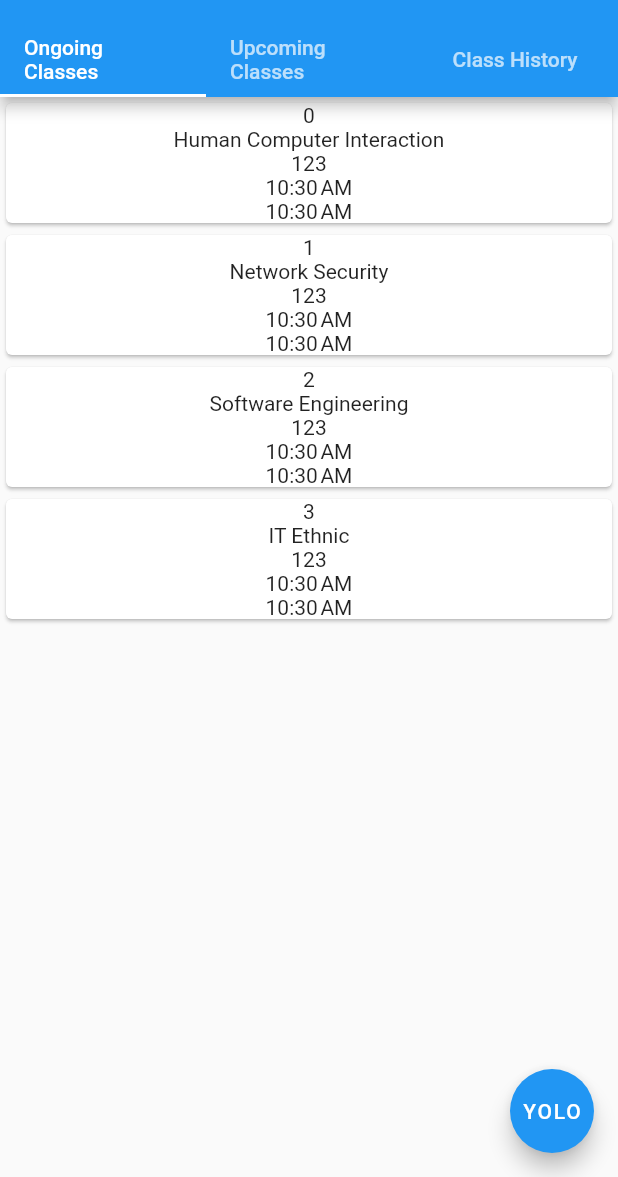
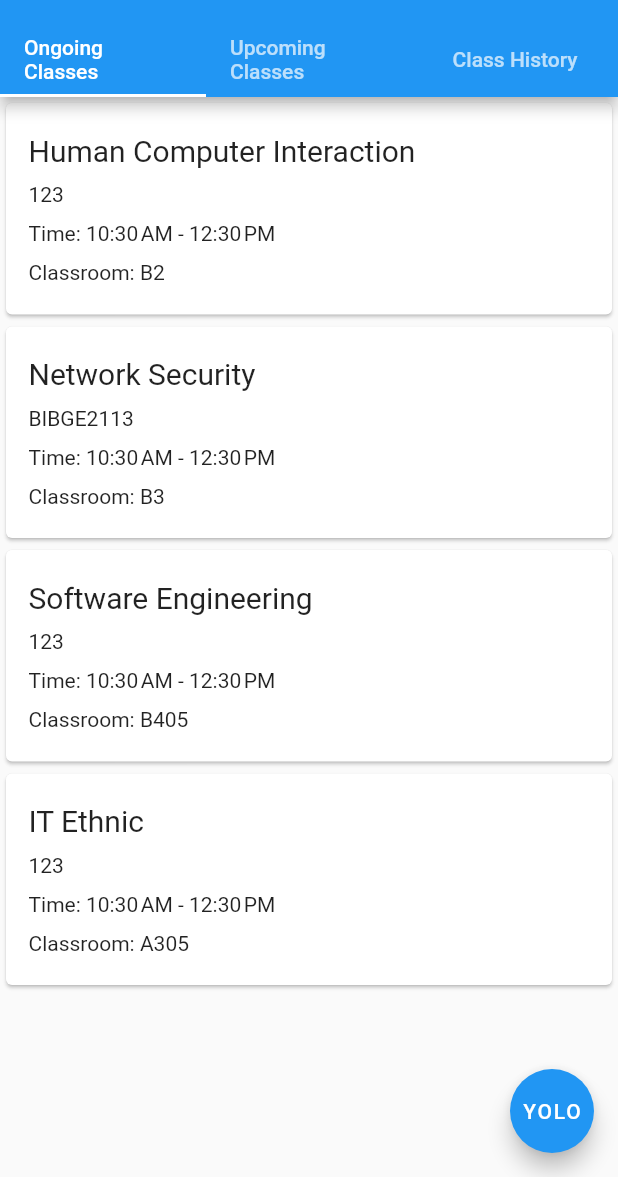
Before and after one commit to Elysu/Student-Attendance-System-With-WiFi-Detection, a Flutter app: the screen it shows after launch, on a phone screen of 412 x 824 dp, the part 59-1236 px from its top. Run offline on Flutter 3.47's test engine with Material 2 defaults, Android fonts, the phone set to English and light mode, and no system bars.

Commit message:
class listview design completed

```diff
--- a/lib/class_data_models/ongoing_class.dart
+++ b/lib/class_data_models/ongoing_class.dart
@@ -1,8 +1,9 @@
 class OngoingClass {
   final String courseName;
   final String courseCode;
+  final String classroom;
   final DateTime startDate;
   final DateTime endDate;
 
-  OngoingClass(this.courseName, this.courseCode, this.startDate, this.endDate);
+  OngoingClass(this.courseName, this.courseCode, this.classroom, this.startDate, this.endDate);
 }
--- a/lib/class_tabs/ongoing_class_view.dart
+++ b/lib/class_tabs/ongoing_class_view.dart
@@ -6,10 +6,10 @@ class OngoingClassView extends StatelessWidget {
   OngoingClassView({Key? key}) : super(key: key);
 
   final List<OngoingClass> classList = [
-    OngoingClass("Human Computer Interaction", "123", DateTime.now(), DateTime.now()),
-    OngoingClass("Network Security", "123", DateTime.now(), DateTime.now()),
-    OngoingClass("Software Engineering", "123", DateTime.now(), DateTime.now()),
-    OngoingClass("IT Ethnic", "123", DateTime.now(), DateTime.now())
+    OngoingClass("Human Computer Interaction", "123", "B2", DateTime.now(), DateTime.now().add(const Duration(hours: 2))),
+    OngoingClass("Network Security", "BIBGE2113", "B3", DateTime.now(), DateTime.now().add(const Duration(hours: 2))),
+    OngoingClass("Software Engineering", "123", "B405", DateTime.now(), DateTime.now().add(const Duration(hours: 2))),
+    OngoingClass("IT Ethnic", "123", "A305", DateTime.now(), DateTime.now().add(const Duration(hours: 2)))
   ];
 
   @override
@@ -27,14 +27,44 @@ class OngoingClassView extends StatelessWidget {
   Widget buildOngoingClass(BuildContext context, int index) {
     final classes = classList[index];
     return Card(
-        child: Column(
-          children: <Widget>[
-            Text(index.toString()),
-            Text(classes.courseName),
-            Text(classes.courseCode),
-            Text(DateFormat('jm').format(classes.startDate).toString()),
-            Text(DateFormat('jm').format(classes.endDate).toString()),
-          ],
+        child: Padding(
+          padding: const EdgeInsets.all(15.0),
+          child: Column(
+            children: <Widget>[
+              Padding(
+                padding: const EdgeInsets.only(top: 5.0, bottom: 5.0),
+                child: Row(
+                  children: <Widget>[
+                    Text(classes.courseName, style: TextStyle(fontSize: 20)),
+                  ],
+                ),
+              ),
+              Padding(
+                padding: const EdgeInsets.only(top: 5.0, bottom: 5.0),
+                child: Row(
+                  children: <Widget>[
+                    Text(classes.courseCode),
+                  ],
+                ),
+              ),
+              Padding(
+                padding: const EdgeInsets.only(top: 5.0, bottom: 5.0),
+                child: Row(
+                  children: <Widget>[
+                    Text("Time: ${DateFormat('jm').format(classes.startDate).toString()} - ${DateFormat('jm').format(classes.endDate).toString()}"),
+                  ],
+                ),
+              ),
+              Padding(
+                padding: const EdgeInsets.only(top: 5.0, bottom: 5.0),
+                child: Row(
+                  children: <Widget>[
+                    Text("Classroom: ${classes.classroom}"),
+                  ],
+                ),
+              ),
+            ],
+          ),
         )
     );
   }
```
